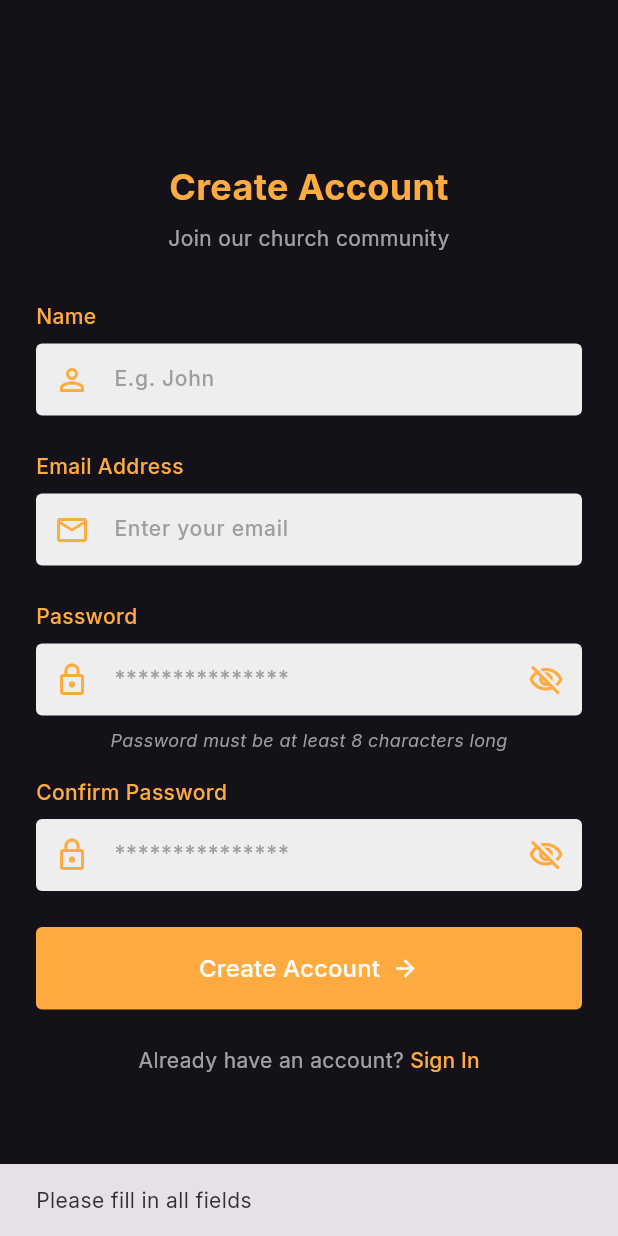
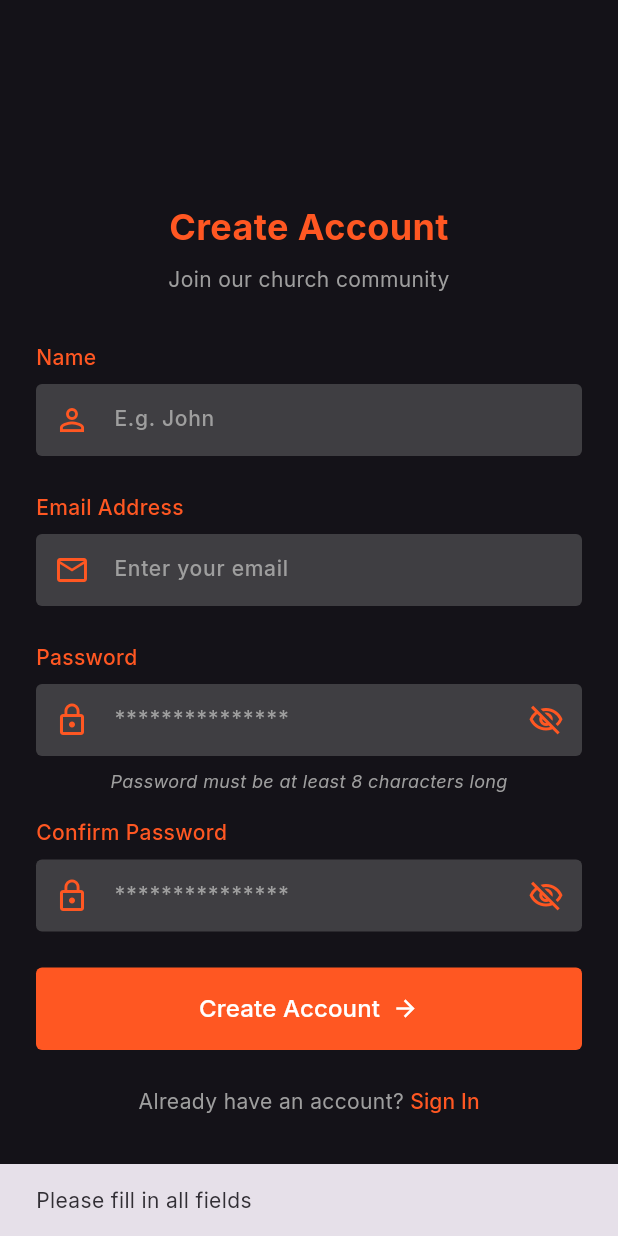
Before and after one commit to DaveSaah/ekklesia, a Flutter app: the SignupScreen screen opened directly, after a tap on "Create Account", on a phone screen of 412 x 824 dp. Run offline on Flutter 3.47's test engine with Material 3 defaults, Android fonts, the phone set to English and light mode, and no system bars; our stand-ins replace flutter_dotenv, smooth_page_indicator, supabase_flutter; accounts and stored records are empty.

Commit message:
chore: use app colors

```diff
--- a/lib/features/auth/login_screen.dart
+++ b/lib/features/auth/login_screen.dart
@@ -128,7 +128,7 @@ class _LoginScreenState extends State<LoginScreen>
                       style: TextStyle(
                         fontSize: 24,
                         fontWeight: FontWeight.bold,
-                        color: Theme.of(context).primaryColor,
+                        color: AppColors.primary,
                       ),
                       textAlign: TextAlign.center,
                     ),
--- a/lib/features/auth/signup_screen.dart
+++ b/lib/features/auth/signup_screen.dart
@@ -1,4 +1,5 @@
 import 'package:ekklesia/features/auth/login_screen.dart';
+import 'package:ekklesia/theme/app_colors.dart';
 import 'package:flutter/material.dart';
 import 'package:supabase_flutter/supabase_flutter.dart';
 
@@ -113,7 +114,6 @@ class _SignupScreenState extends State<SignupScreen>
                 shape: RoundedRectangleBorder(
                   borderRadius: BorderRadius.circular(12),
                 ),
-                backgroundColor: Colors.grey.shade900,
                 child: Padding(
                   padding: const EdgeInsets.symmetric(
                     horizontal: 24.0,
@@ -125,7 +125,7 @@ class _SignupScreenState extends State<SignupScreen>
                       Icon(
                         Icons.check_circle_outline,
                         size: 56,
-                        color: Theme.of(context).primaryColor,
+                        color: AppColors.primary,
                       ),
                       const SizedBox(height: 16),
                       Text(
@@ -133,14 +133,14 @@ class _SignupScreenState extends State<SignupScreen>
                         style: TextStyle(
                           fontSize: 20,
                           fontWeight: FontWeight.bold,
-                          color: Theme.of(context).primaryColor,
+                          color: AppColors.primary,
                         ),
                       ),
                       const SizedBox(height: 12),
                       ElevatedButton(
                         onPressed: () => Navigator.of(context).pop(),
                         style: ElevatedButton.styleFrom(
-                          backgroundColor: Theme.of(context).primaryColor,
+                          backgroundColor: AppColors.primary,
                           padding: const EdgeInsets.symmetric(
                             horizontal: 24,
                             vertical: 12,
@@ -151,7 +151,7 @@ class _SignupScreenState extends State<SignupScreen>
                         ),
                         child: const Text(
                           'Continue',
-                          style: TextStyle(color: Colors.white),
+                          style: TextStyle(color: AppColors.accentColor),
                         ),
                       ),
                     ],
@@ -168,13 +168,17 @@ class _SignupScreenState extends State<SignupScreen>
           MaterialPageRoute(builder: (context) => const LoginScreen()),
         );
       }
-    } catch (error) {
-      // convert to supabase error
-      final supabaseError = error as AuthApiException;
+    } on AuthApiException catch (e) {
       if (mounted) {
         ScaffoldMessenger.of(
           context,
-        ).showSnackBar(SnackBar(content: Text(supabaseError.message)));
+        ).showSnackBar(SnackBar(content: Text(e.message)));
+      }
+    } on AuthRetryableFetchException {
+      if (mounted) {
+        ScaffoldMessenger.of(context).showSnackBar(
+          SnackBar(content: Text("No internet connection available")),
+        );
       }
     } finally {
       setState(() {
@@ -208,12 +212,13 @@ class _SignupScreenState extends State<SignupScreen>
                   mainAxisSize: MainAxisSize.min,
                   crossAxisAlignment: CrossAxisAlignment.stretch,
                   children: [
+                    const SizedBox(height: 54),
                     Text(
                       "Create Account",
                       style: TextStyle(
                         fontSize: 24,
                         fontWeight: FontWeight.bold,
-                        color: Theme.of(context).primaryColor,
+                        color: AppColors.primary,
                       ),
                       textAlign: TextAlign.center,
                     ),
@@ -222,7 +227,10 @@ class _SignupScreenState extends State<SignupScreen>
                     // Join the community text
                     const Text(
                       "Join our church community",
-                      style: TextStyle(fontSize: 14, color: Colors.white60),
+                      style: TextStyle(
+                        fontSize: 14,
+                        color: AppColors.textSecondary,
+                      ),
                       textAlign: TextAlign.center,
                     ),
                     const SizedBox(height: 32),
@@ -233,7 +241,7 @@ class _SignupScreenState extends State<SignupScreen>
                       style: TextStyle(
                         fontSize: 14,
                         fontWeight: FontWeight.w500,
-                        color: Theme.of(context).primaryColor,
+                        color: AppColors.primary,
                       ),
                     ),
                     const SizedBox(height: 8),
@@ -241,7 +249,7 @@ class _SignupScreenState extends State<SignupScreen>
                     // Name Input
                     Container(
                       decoration: BoxDecoration(
-                        color: Colors.grey.shade200,
+                        color: AppColors.textSecondary.withAlpha(80),
                         borderRadius: BorderRadius.circular(4),
                       ),
                       child: TextField(
@@ -249,15 +257,15 @@ class _SignupScreenState extends State<SignupScreen>
                         style: TextStyle(
                           fontSize: 14,
                           fontWeight: FontWeight.w500,
-                          color: Colors.black,
+                          color: AppColors.textPrimary,
                         ),
                         decoration: InputDecoration(
                           hintText: 'E.g. John',
-                          hintStyle: TextStyle(color: Colors.grey),
+                          hintStyle: TextStyle(color: AppColors.textSecondary),
                           border: InputBorder.none,
                           prefixIcon: Icon(
                             Icons.person_outline,
-                            color: Theme.of(context).primaryColor,
+                            color: AppColors.primary,
                           ),
                           contentPadding: EdgeInsets.symmetric(vertical: 12),
                         ),
@@ -272,7 +280,7 @@ class _SignupScreenState extends State<SignupScreen>
                       style: TextStyle(
                         fontSize: 14,
                         fontWeight: FontWeight.w500,
-                        color: Theme.of(context).primaryColor,
+                        color: AppColors.primary,
                       ),
                     ),
                     const SizedBox(height: 8),
@@ -280,7 +288,7 @@ class _SignupScreenState extends State<SignupScreen>
                     // Email Input
                     Container(
                       decoration: BoxDecoration(
-                        color: Colors.grey.shade200,
+                        color: AppColors.textSecondary.withAlpha(80),
                         borderRadius: BorderRadius.circular(4),
                       ),
                       child: TextField(
@@ -288,15 +296,15 @@ class _SignupScreenState extends State<SignupScreen>
                         style: TextStyle(
                           fontSize: 14,
                           fontWeight: FontWeight.w500,
-                          color: Colors.black,
+                          color: AppColors.textPrimary,
                         ),
                         decoration: InputDecoration(
                           hintText: 'Enter your email',
-                          hintStyle: TextStyle(color: Colors.grey),
+                          hintStyle: TextStyle(color: AppColors.textSecondary),
                           border: InputBorder.none,
                           prefixIcon: Icon(
                             Icons.email_outlined,
-                            color: Theme.of(context).primaryColor,
+                            color: AppColors.primary,
                           ),
                           contentPadding: EdgeInsets.symmetric(vertical: 12),
                         ),
@@ -311,7 +319,7 @@ class _SignupScreenState extends State<SignupScreen>
                       style: TextStyle(
                         fontSize: 14,
                         fontWeight: FontWeight.w500,
-                        color: Theme.of(context).primaryColor,
+                        color: AppColors.primary,
                       ),
                     ),
                     const SizedBox(height: 8),
@@ -319,7 +327,7 @@ class _SignupScreenState extends State<SignupScreen>
                     // Password Input
                     Container(
                       decoration: BoxDecoration(
-                        color: Colors.grey.shade200,
+                        color: AppColors.textSecondary.withAlpha(80),
                         borderRadius: BorderRadius.circular(4),
                       ),
                       child: TextField(
@@ -327,23 +335,23 @@ class _SignupScreenState extends State<SignupScreen>
                         style: TextStyle(
                           fontSize: 14,
                           fontWeight: FontWeight.w500,
-                          color: Colors.black,
+                          color: AppColors.textPrimary,
                         ),
                         obscureText: _obscureText,
                         decoration: InputDecoration(
                           hintText: '***************',
-                          hintStyle: TextStyle(color: Colors.grey),
+                          hintStyle: TextStyle(color: AppColors.textSecondary),
                           border: InputBorder.none,
                           prefixIcon: Icon(
                             Icons.lock_outline,
-                            color: Theme.of(context).primaryColor,
+                            color: AppColors.primary,
                           ),
                           suffixIcon: IconButton(
                             icon: Icon(
                               _obscureText
                                   ? Icons.visibility_off_outlined
                                   : Icons.visibility_outlined,
-                              color: Theme.of(context).primaryColor,
+                              color: AppColors.primary,
                             ),
                             onPressed: () {
                               setState(() {
@@ -365,7 +373,7 @@ class _SignupScreenState extends State<SignupScreen>
                         "Password must be at least 8 characters long",
                         style: TextStyle(
                           fontSize: 12,
-                          color: Colors.grey,
+                          color: AppColors.textSecondary,
                           fontStyle: FontStyle.italic,
                         ),
                       ),
@@ -378,7 +386,7 @@ class _SignupScreenState extends State<SignupScreen>
                       style: TextStyle(
                         fontSize: 14,
                         fontWeight: FontWeight.w500,
-                        color: Theme.of(context).primaryColor,
+                        color: AppColors.primary,
                       ),
                     ),
                     const SizedBox(height: 8),
@@ -386,7 +394,7 @@ class _SignupScreenState extends State<SignupScreen>
                     // Confirm Password Input
                     Container(
                       decoration: BoxDecoration(
-                        color: Colors.grey.shade200,
+                        color: AppColors.textSecondary.withAlpha(80),
                         borderRadius: BorderRadius.circular(4),
                       ),
                       child: TextField(
@@ -394,23 +402,23 @@ class _SignupScreenState extends State<SignupScreen>
                         style: TextStyle(
                           fontSize: 14,
                           fontWeight: FontWeight.w500,
-                          color: Colors.black,
+                          color: AppColors.textPrimary,
                         ),
                         obscureText: _obscureConfirmText,
                         decoration: InputDecoration(
                           hintText: '***************',
-                          hintStyle: TextStyle(color: Colors.grey),
+                          hintStyle: TextStyle(color: AppColors.textSecondary),
                           border: InputBorder.none,
                           prefixIcon: Icon(
                             Icons.lock_outline,
-                            color: Theme.of(context).primaryColor,
+                            color: AppColors.primary,
                           ),
                           suffixIcon: IconButton(
                             icon: Icon(
                               _obscureConfirmText
                                   ? Icons.visibility_off_outlined
                                   : Icons.visibility_outlined,
-                              color: Theme.of(context).primaryColor,
+                              color: AppColors.primary,
                             ),
                             onPressed: () {
                               setState(() {
@@ -430,7 +438,7 @@ class _SignupScreenState extends State<SignupScreen>
                     ElevatedButton(
                       onPressed: _isLoading ? null : _registerUser,
                       style: ElevatedButton.styleFrom(
-                        backgroundColor: Theme.of(context).primaryColor,
+                        backgroundColor: AppColors.primary,
                         padding: const EdgeInsets.symmetric(vertical: 16),
                         elevation: 0,
                         shape: RoundedRectangleBorder(
@@ -443,10 +451,10 @@ class _SignupScreenState extends State<SignupScreen>
                                 height: 20,
                                 width: 20,
                                 child: CircularProgressIndicator(
-                                  backgroundColor: Colors.grey,
+                                  backgroundColor: AppColors.textSecondary,
                                   strokeWidth: 2,
                                   valueColor: AlwaysStoppedAnimation<Color>(
-                                    Colors.white,
+                                    AppColors.accentColor,
                                   ),
                                 ),
                               )
@@ -458,14 +466,14 @@ class _SignupScreenState extends State<SignupScreen>
                                     style: TextStyle(
                                       fontSize: 16,
                                       fontWeight: FontWeight.w500,
-                                      color: Colors.white,
+                                      color: AppColors.accentColor,
                                     ),
                                   ),
                                   SizedBox(width: 8),
                                   Icon(
                                     Icons.arrow_forward,
                                     size: 18,
-                                    color: Colors.white,
+                                    color: AppColors.accentColor,
                                   ),
                                 ],
                               ),
@@ -477,7 +485,7 @@ class _SignupScreenState extends State<SignupScreen>
                         children: [
                           const Text(
                             "Already have an account? ",
-                            style: TextStyle(color: Colors.white60),
+                            style: TextStyle(color: AppColors.textSecondary),
                           ),
                           TextButton(
                             onPressed: () {
@@ -492,7 +500,7 @@ class _SignupScreenState extends State<SignupScreen>
                               padding: EdgeInsets.zero,
                               minimumSize: Size.zero,
                               tapTargetSize: MaterialTapTargetSize.shrinkWrap,
-                              foregroundColor: Theme.of(context).primaryColor,
+                              foregroundColor: AppColors.primary,
                             ),
                             child: const Text(
                               "Sign In",
--- a/lib/features/home/landing_screen.dart
+++ b/lib/features/home/landing_screen.dart
@@ -1,6 +1,7 @@
 import 'package:flutter/material.dart';
 import 'package:smooth_page_indicator/smooth_page_indicator.dart';
 import 'package:ekklesia/features/auth/login_screen.dart';
+import 'package:ekklesia/theme/app_colors.dart';
 
 class LandingScreen extends StatefulWidget {
   const LandingScreen({super.key});
@@ -87,12 +88,13 @@ class _LandingScreenState extends State<LandingScreen>
                     height: double.infinity,
                     fit: BoxFit.cover,
                   ),
-                  Container(color: Colors.black.withValues(alpha: 128)),
+                  Container(color: Colors.black.withValues(alpha: 100)),
                   SafeArea(
                     child: Padding(
                       padding: const EdgeInsets.all(24.0),
                       child: FadeTransition(
                         opacity: _fadeAnimation,
+                        child: Center(
                           child: Column(
                             mainAxisAlignment: MainAxisAlignment.center,
                             children: [
@@ -102,7 +104,7 @@ class _LandingScreenState extends State<LandingScreen>
                                 style: const TextStyle(
                                   fontSize: 30,
                                   fontWeight: FontWeight.bold,
-                                color: Colors.white,
+                                  color: AppColors.accentColor,
                                 ),
                               ),
                               const SizedBox(height: 24),
@@ -112,10 +114,11 @@ class _LandingScreenState extends State<LandingScreen>
                                 style: const TextStyle(
                                   fontSize: 20,
                                   fontStyle: FontStyle.italic,
-                                color: Colors.white70,
+                                  color: AppColors.textSecondary,
                                 ),
                               ),
                             ],
+                          ),
                         ),
                       ),
                     ),
@@ -136,7 +139,7 @@ class _LandingScreenState extends State<LandingScreen>
                   dotHeight: 10,
                   dotWidth: 10,
                   spacing: 10,
-                  activeDotColor: Theme.of(context).primaryColor,
+                  activeDotColor: AppColors.primary,
                   dotColor: Colors.white54,
                 ),
               ),
@@ -165,11 +168,14 @@ class _LandingScreenState extends State<LandingScreen>
                 shape: RoundedRectangleBorder(
                   borderRadius: BorderRadius.circular(12),
                 ),
-                backgroundColor: Theme.of(context).primaryColor,
+                backgroundColor: AppColors.primary,
               ),
               child: Text(
                 _currentPage == landingData.length - 1 ? 'Get Started' : 'Next',
-                style: const TextStyle(fontSize: 18, color: Colors.white),
+                style: const TextStyle(
+                  fontSize: 18,
+                  color: AppColors.buttonPrimary,
+                ),
               ),
             ),
           ),
```
Lines whose indentation alone changed are shown as unchanged.
